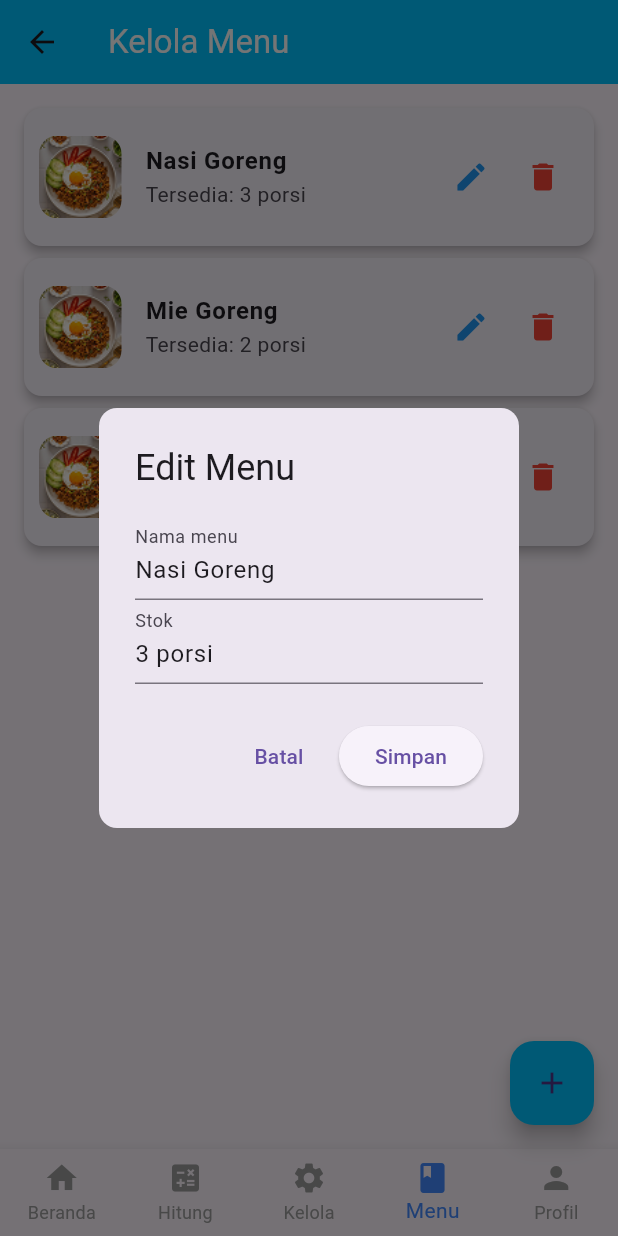
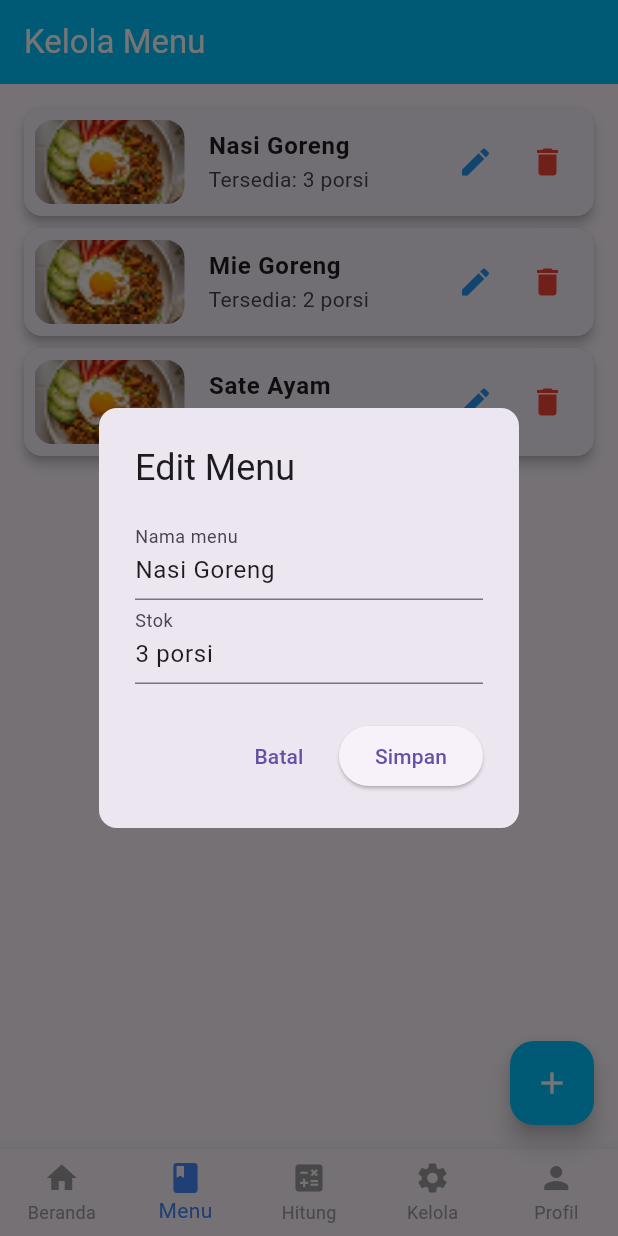
Before and after one commit to ilhamhafidz404/AwisPalace_IngredientManagement_APP, a Flutter app: the screen it shows after launch, item 4 of the bottom bar chosen, after a tap on the "edit" icon, on a phone screen of 412 x 824 dp. Run offline on Flutter 3.47's test engine with Material 3 defaults, Android fonts, the phone set to English and light mode, and no system bars; our stand-ins replace flutter_svg, google_sign_in.

Commit message:
Menu Pages

```diff
--- a/lib/features/home/presentation/pages/home_page.dart
+++ b/lib/features/home/presentation/pages/home_page.dart
@@ -20,6 +20,7 @@ class _HomePageState extends State<HomePage> {
       backgroundColor: Colors.white,
 
       appBar: AppBar(
+        automaticallyImplyLeading: false,
         backgroundColor: const Color(0xFF00B3E6),
         elevation: 0,
         title: const Text(
@@ -75,7 +76,7 @@ class _HomePageState extends State<HomePage> {
           setState(() => currentIndex = index);
 
           if (index == 0) Navigator.pushNamed(context, '/beranda');
-          if (index == 1) return;
+          if (index == 1) Navigator.pushNamed(context, '/menu');
           if (index == 2) Navigator.pushNamed(context, '/kelola');
           if (index == 3) Navigator.pushNamed(context, '/menu');
           if (index == 4) Navigator.pushNamed(context, '/profile');
--- a/lib/pages/detail_menu_page.dart
+++ b/lib/features/menu/presentation/pages/menu_detail_page.dart
@@ -1,10 +1,10 @@
 import 'package:flutter/material.dart';
 
-class DetailMenuPage extends StatelessWidget {
+class MenuDetailPage extends StatelessWidget {
   final String nama;
   final String gambar;
 
-  const DetailMenuPage({super.key, required this.nama, required this.gambar});
+  const MenuDetailPage({super.key, required this.nama, required this.gambar});
 
   @override
   Widget build(BuildContext context) {
--- /dev/null
+++ b/lib/features/menu/presentation/pages/menu_page.dart
@@ -0,0 +1,117 @@
+import 'package:flutter/material.dart';
+import 'package:ingredient_management_app/features/menu/presentation/widgets/delete_menu_dialog.dart';
+import 'package:ingredient_management_app/features/menu/presentation/widgets/edit_menu_dialog.dart';
+import 'package:ingredient_management_app/features/menu/presentation/widgets/menu_card.dart';
+import 'package:ingredient_management_app/widgets/custom_bottom_nav_handler.dart';
+import '../../../../widgets/custom_bottom_nav.dart';
+
+class MenuPage extends StatefulWidget {
+  const MenuPage({super.key});
+
+  @override
+  State<MenuPage> createState() => _MenuPageState();
+}
+
+class _MenuPageState extends State<MenuPage> {
+  final int _selectedIndex = 1;
+
+  List<Map<String, String>> menuItems = [
+    {
+      'nama': 'Nasi Goreng',
+      'stok': '3 porsi',
+      'gambar': 'assets/img/nasigoreng.png',
+    },
+    {
+      'nama': 'Mie Goreng',
+      'stok': '2 porsi',
+      'gambar': 'assets/img/nasigoreng.png',
+    },
+    {
+      'nama': 'Sate Ayam',
+      'stok': '4 porsi',
+      'gambar': 'assets/img/nasigoreng.png',
+    },
+  ];
+
+  /// ===================== FUNGSI EDIT ==========================
+
+  void editMenu(int index) {
+    TextEditingController namaC = TextEditingController(
+      text: menuItems[index]['nama'],
+    );
+    TextEditingController stokC = TextEditingController(
+      text: menuItems[index]['stok'],
+    );
+
+    showDialog(
+      context: context,
+      builder: (_) => EditMenuDialog(
+        namaC: namaC,
+        stokC: stokC,
+        onSave: () {
+          setState(() {
+            menuItems[index]['nama'] = namaC.text;
+            menuItems[index]['stok'] = stokC.text;
+          });
+          Navigator.pop(context);
+        },
+      ),
+    );
+  }
+
+  /// ===================== FUNGSI HAPUS ==========================
+
+  void deleteMenu(int index) {
+    showDialog(
+      context: context,
+      builder: (_) => DeleteMenuDialog(
+        menuName: menuItems[index]['nama']!,
+        onDelete: () {
+          setState(() => menuItems.removeAt(index));
+          Navigator.pop(context);
+        },
+      ),
+    );
+  }
+
+  /// ========================== UI ==============================
+
+  @override
+  Widget build(BuildContext context) {
+    return Scaffold(
+      appBar: AppBar(
+        automaticallyImplyLeading: false,
+        backgroundColor: const Color(0xff00C3FF),
+        title: const Text("Kelola Menu", style: TextStyle(color: Colors.white)),
+      ),
+
+      body: ListView.builder(
+        padding: const EdgeInsets.all(12),
+        itemCount: menuItems.length,
+        itemBuilder: (context, index) {
+          final item = menuItems[index];
+
+          return MenuCard(
+            nama: item['nama']!,
+            stok: item['stok']!,
+            gambar: item['gambar']!,
+            onEdit: () => editMenu(index),
+            onDelete: () => deleteMenu(index),
+          );
+        },
+      ),
+
+      floatingActionButton: FloatingActionButton(
+        backgroundColor: const Color(0xff00C3FF),
+        onPressed: () {},
+        child: const Icon(Icons.add, color: Colors.white),
+      ),
+
+      bottomNavigationBar: CustomBottomNav(
+        selectedIndex: _selectedIndex,
+        onItemTapped: (i) =>
+            CustomBottomNavHandler.onItemTapped(context, _selectedIndex, i),
+      ),
+    );
+  }
+}
--- /dev/null
+++ b/lib/features/menu/presentation/widgets/edit_menu_dialog.dart
@@ -0,0 +1,42 @@
+import 'package:flutter/material.dart';
+
+class EditMenuDialog extends StatelessWidget {
+  final TextEditingController namaC;
+  final TextEditingController stokC;
+  final VoidCallback onSave;
+
+  const EditMenuDialog({
+    super.key,
+    required this.namaC,
+    required this.stokC,
+    required this.onSave,
+  });
+
+  @override
+  Widget build(BuildContext context) {
+    return AlertDialog(
+      shape: RoundedRectangleBorder(borderRadius: BorderRadius.circular(12)),
+      title: const Text("Edit Menu"),
+      content: Column(
+        mainAxisSize: MainAxisSize.min,
+        children: [
+          TextField(
+            controller: namaC,
+            decoration: const InputDecoration(labelText: "Nama menu"),
+          ),
+          TextField(
+            controller: stokC,
+            decoration: const InputDecoration(labelText: "Stok"),
+          ),
+        ],
+      ),
+      actions: [
+        TextButton(
+          onPressed: () => Navigator.pop(context),
+          child: const Text("Batal"),
+        ),
+        ElevatedButton(onPressed: onSave, child: const Text("Simpan")),
+      ],
+    );
+  }
+}
--- /dev/null
+++ b/lib/features/menu/presentation/widgets/menu_card.dart
@@ -0,0 +1,72 @@
+import 'package:flutter/material.dart';
+import 'package:ingredient_management_app/features/menu/presentation/pages/menu_detail_page.dart';
+
+class MenuCard extends StatelessWidget {
+  final String nama;
+  final String stok;
+  final String gambar;
+  final VoidCallback onEdit;
+  final VoidCallback onDelete;
+
+  const MenuCard({
+    super.key,
+    required this.nama,
+    required this.stok,
+    required this.gambar,
+    required this.onEdit,
+    required this.onDelete,
+  });
+
+  @override
+  Widget build(BuildContext context) {
+    return Card(
+      elevation: 3,
+      shape: RoundedRectangleBorder(borderRadius: BorderRadius.circular(12)),
+      child: InkWell(
+        borderRadius: BorderRadius.circular(12),
+        onTap: () {
+          Navigator.push(
+            context,
+            MaterialPageRoute(
+              builder: (_) => MenuDetailPage(nama: nama, gambar: gambar),
+            ),
+          );
+        },
+        child: ListTile(
+          contentPadding: const EdgeInsets.symmetric(horizontal: 7),
+
+          leading: ClipRRect(
+            borderRadius: BorderRadius.circular(12),
+            child: Image.asset(
+              gambar,
+              width: 100,
+              height: 150,
+              fit: BoxFit.cover,
+            ),
+          ),
+
+          title: Text(
+            nama,
+            style: const TextStyle(fontWeight: FontWeight.bold, fontSize: 16),
+          ),
+
+          subtitle: Text("Tersedia: $stok"),
+
+          trailing: Row(
+            mainAxisSize: MainAxisSize.min,
+            children: [
+              IconButton(
+                icon: const Icon(Icons.edit, color: Colors.blue),
+                onPressed: onEdit,
+              ),
+              IconButton(
+                icon: const Icon(Icons.delete, color: Colors.red),
+                onPressed: onDelete,
+              ),
+            ],
+          ),
+        ),
+      ),
+    );
+  }
+}
--- a/lib/main.dart
+++ b/lib/main.dart
@@ -1,7 +1,7 @@
 import 'package:flutter/material.dart';
 import 'package:ingredient_management_app/features/home/presentation/pages/home_page.dart';
 import 'pages/login_page.dart';
-import 'pages/menu_page.dart';
+import 'features/menu/presentation/pages/menu_page.dart';
 import 'pages/hitung_page.dart';
 import 'pages/kelola_bahan.dart';
 import 'pages/profile_page.dart';
--- a/lib/pages/kelola_bahan.dart
+++ b/lib/pages/kelola_bahan.dart
@@ -1,5 +1,5 @@
 import 'package:flutter/material.dart';
-import 'menu_page.dart';
+import '../features/menu/presentation/pages/menu_page.dart';
 import 'profile_page.dart';
 
 class KelolaBahanPage extends StatefulWidget {
--- a/lib/pages/menu_page.dart
+++ /dev/null
@@ -1,199 +0,0 @@
-import 'package:flutter/material.dart';
-import '../widgets/custom_bottom_nav.dart';
-
-class MenuPage extends StatefulWidget {
-  const MenuPage({super.key});
-
-  @override
-  State<MenuPage> createState() => _MenuPageState();
-}
-
-class _MenuPageState extends State<MenuPage> {
-  final int _selectedIndex = 3;
-
-  void _onItemTapped(int index) {
-    if (index == _selectedIndex) return;
-
-    switch (index) {
-      case 1:
-        Navigator.pushReplacementNamed(context, '/hitung');
-        break;
-      case 2:
-        Navigator.pushReplacementNamed(context, '/kelola');
-        break;
-      case 3:
-        Navigator.pushReplacementNamed(context, '/menu');
-        break;
-      case 4:
-        Navigator.pushReplacementNamed(context, '/profile');
-        break;
-    }
-  }
-
-  List<Map<String, String>> menuItems = [
-    {
-      'nama': 'Nasi Goreng',
-      'stok': '3 porsi',
-      'gambar': 'assets/img/nasigoreng.png',
-    },
-    {
-      'nama': 'Mie Goreng',
-      'stok': '2 porsi',
-      'gambar': 'assets/img/nasigoreng.png',
-    },
-    {
-      'nama': 'Sate Ayam',
-      'stok': '4 porsi',
-      'gambar': 'assets/img/nasigoreng.png',
-    },
-  ];
-
-  /// ===================== FUNGSI EDIT ==========================
-
-  void editMenu(int index) {
-    TextEditingController namaC = TextEditingController(
-      text: menuItems[index]['nama'],
-    );
-    TextEditingController stokC = TextEditingController(
-      text: menuItems[index]['stok'],
-    );
-
-    showDialog(
-      context: context,
-      builder: (_) => AlertDialog(
-        shape: RoundedRectangleBorder(borderRadius: BorderRadius.circular(12)),
-        title: const Text("Edit Menu"),
-        content: Column(
-          mainAxisSize: MainAxisSize.min,
-          children: [
-            TextField(
-              controller: namaC,
-              decoration: const InputDecoration(labelText: "Nama menu"),
-            ),
-            TextField(
-              controller: stokC,
-              decoration: const InputDecoration(labelText: "Stok"),
-            ),
-          ],
-        ),
-        actions: [
-          TextButton(
-            onPressed: () => Navigator.pop(context),
-            child: const Text("Batal"),
-          ),
-          ElevatedButton(
-            onPressed: () {
-              setState(() {
-                menuItems[index]['nama'] = namaC.text;
-                menuItems[index]['stok'] = stokC.text;
-              });
-              Navigator.pop(context);
-            },
-            child: const Text("Simpan"),
-          ),
-        ],
-      ),
-    );
-  }
-
-  /// ===================== FUNGSI HAPUS ==========================
-
-  void deleteMenu(int index) {
-    showDialog(
-      context: context,
-      builder: (_) => AlertDialog(
-        shape: RoundedRectangleBorder(borderRadius: BorderRadius.circular(12)),
-        title: const Text("Hapus Menu?"),
-        content: Text("Yakin ingin menghapus *${menuItems[index]['nama']}*?"),
-        actions: [
-          TextButton(
-            onPressed: () => Navigator.pop(context),
-            child: const Text("Batal"),
-          ),
-          ElevatedButton(
-            style: ElevatedButton.styleFrom(backgroundColor: Colors.red),
-            onPressed: () {
-              setState(() => menuItems.removeAt(index));
-              Navigator.pop(context);
-            },
-            child: const Text("Hapus"),
-          ),
-        ],
-      ),
-    );
-  }
-
-  /// ========================== UI ==============================
-
-  @override
-  Widget build(BuildContext context) {
-    return Scaffold(
-      appBar: AppBar(
-        backgroundColor: const Color(0xff00C3FF),
-        title: const Text("Kelola Menu", style: TextStyle(color: Colors.white)),
-      ),
-
-      body: ListView.builder(
-        padding: const EdgeInsets.all(12),
-        itemCount: menuItems.length,
-        itemBuilder: (context, index) {
-          final item = menuItems[index];
-          return Card(
-            elevation: 3,
-            shape: RoundedRectangleBorder(
-              borderRadius: BorderRadius.circular(12),
-            ),
-            child: ListTile(
-              contentPadding: const EdgeInsets.all(10),
-
-              leading: ClipRRect(
-                borderRadius: BorderRadius.circular(12),
-                child: Image.asset(
-                  item['gambar']!,
-                  width: 55,
-                  height: 55,
-                  fit: BoxFit.cover,
-                ),
-              ),
-
-              title: Text(
-                item['nama']!,
-                style: const TextStyle(
-                  fontWeight: FontWeight.bold,
-                  fontSize: 16,
-                ),
-              ),
-              subtitle: Text("Tersedia: ${item['stok']}"),
-
-              /// =================== BUTTON EDIT + HAPUS DI KANAN ===================
-              trailing: Row(
-                mainAxisSize: MainAxisSize.min,
-                children: [
-                  IconButton(
-                    icon: const Icon(Icons.edit, color: Colors.blue),
-                    onPressed: () => editMenu(index),
-                  ),
-                  IconButton(
-                    icon: const Icon(Icons.delete, color: Colors.red),
-                    onPressed: () => deleteMenu(index),
-                  ),
-                ],
-              ),
-            ),
-          );
-        },
-      ),
-
-      floatingActionButton: FloatingActionButton(
-        backgroundColor: const Color(0xff00C3FF),
-        onPressed: () {},
-        child: const Icon(Icons.add),
-      ),
-
-      bottomNavigationBar: CustomBottomNav(
-        selectedIndex: _selectedIndex,
-        onItemTapped: _onItemTapped,
-      ),
-    );
-  }
-}
--- a/lib/pages/profile_page.dart
+++ b/lib/pages/profile_page.dart
@@ -1,6 +1,6 @@
 import 'package:flutter/material.dart';
 import 'package:ingredient_management_app/pages/login_page.dart';
-import 'menu_page.dart';
+import '../features/menu/presentation/pages/menu_page.dart';
 import 'kelola_bahan.dart';
 import 'hitung_page.dart';
 
--- a/lib/widgets/custom_bottom_nav.dart
+++ b/lib/widgets/custom_bottom_nav.dart
@@ -20,9 +20,9 @@ class CustomBottomNav extends StatelessWidget {
       type: BottomNavigationBarType.fixed,
       items: const [
         BottomNavigationBarItem(icon: Icon(Icons.home), label: 'Beranda'),
+        BottomNavigationBarItem(icon: Icon(Icons.book), label: 'Menu'),
         BottomNavigationBarItem(icon: Icon(Icons.calculate), label: 'Hitung'),
         BottomNavigationBarItem(icon: Icon(Icons.settings), label: 'Kelola'),
-        BottomNavigationBarItem(icon: Icon(Icons.book), label: 'Menu'),
         BottomNavigationBarItem(icon: Icon(Icons.person), label: 'Profil'),
       ],
     );
```
Also changed, not shown: lib/features/menu/presentation/widgets/delete_menu_dialog.dart (added, +32 -0 lines), lib/widgets/custom_bottom_nav_handler.dart (added, +25 -0 lines).
